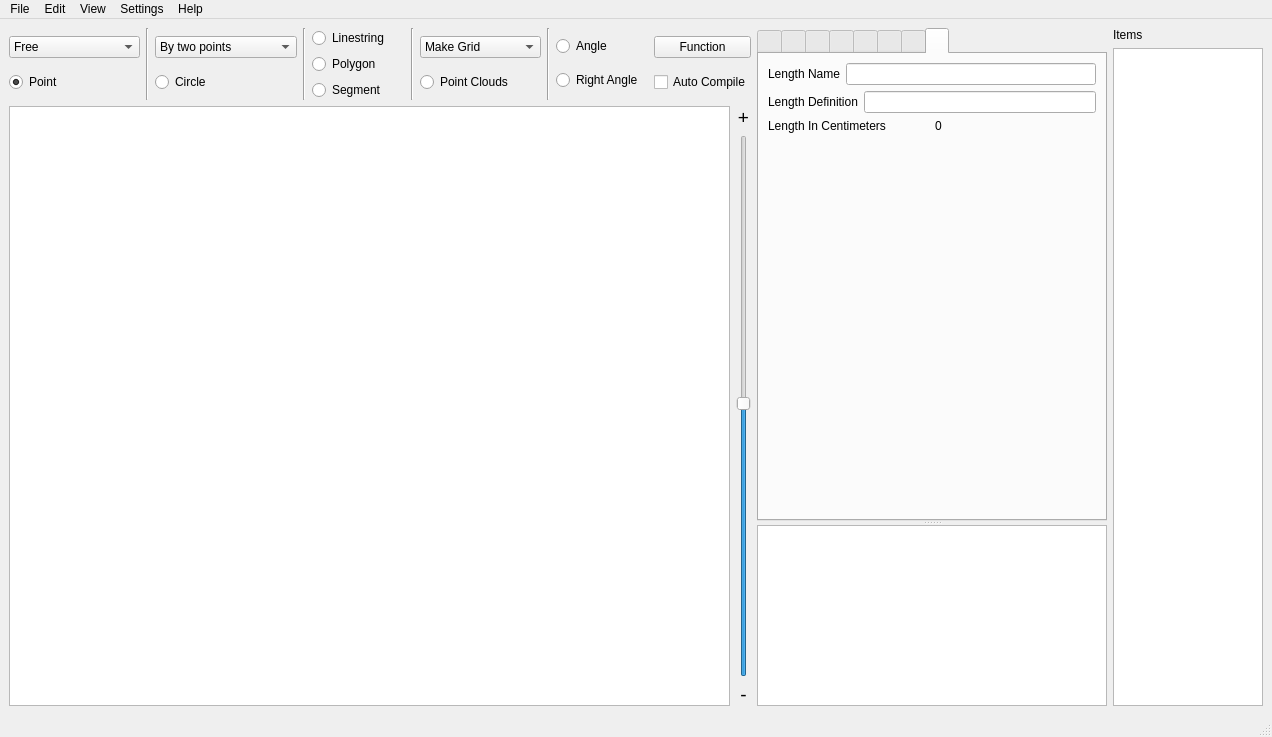
Above: main.ui from csekri/tkzgeom before the change. Below: the same form after it.
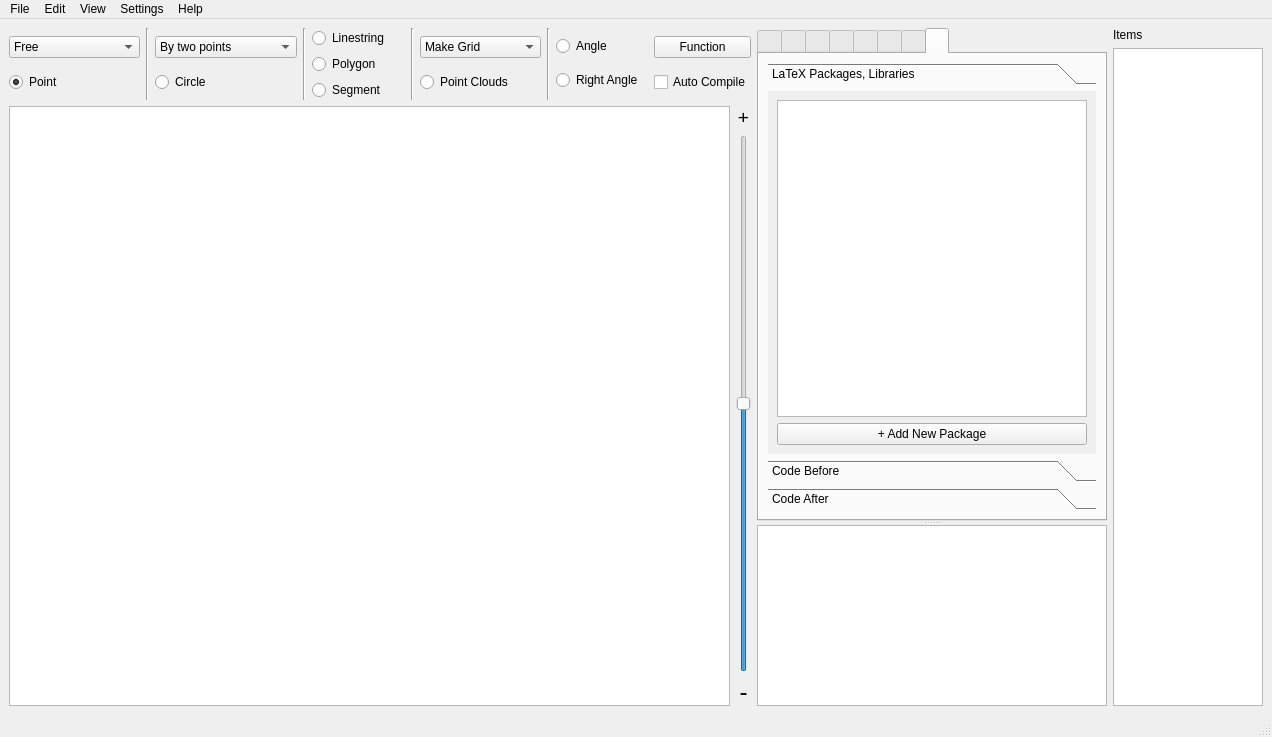
That is the form after the change. The open tabs and pages were chosen to show the change. Icons and pictures are not drawn.

The edit to the form file:
```diff
--- a/main.ui
+++ b/main.ui
@@ -395,8 +395,14 @@
             </item>
             <item>
              <widget class="QSlider" name="zoom_slider">
+              <property name="minimum">
+               <number>-200</number>
+              </property>
+              <property name="maximum">
+               <number>200</number>
+              </property>
               <property name="value">
-               <number>50</number>
+               <number>0</number>
               </property>
               <property name="orientation">
                <enum>Qt::Vertical</enum>
@@ -406,7 +412,7 @@
             <item>
              <widget class="QLabel" name="label_73">
               <property name="text">
-               <string>&lt;html&gt;&lt;head/&gt;&lt;body&gt;&lt;p align=&quot;center&quot;&gt;&lt;span style=&quot; font-size:14pt;&quot;&gt;-&lt;/span&gt;&lt;/p&gt;&lt;/body&gt;&lt;/html&gt;</string>
+               <string>&lt;html&gt;&lt;head/&gt;&lt;body&gt;&lt;p align=&quot;center&quot;&gt;&lt;span style=&quot; font-size:18pt;&quot;&gt;-&lt;/span&gt;&lt;/p&gt;&lt;/body&gt;&lt;/html&gt;</string>
               </property>
              </widget>
             </item>
@@ -10916,63 +10922,90 @@
           </attribute>
           <layout class="QVBoxLayout" name="verticalLayout_14">
            <item>
-            <layout class="QHBoxLayout" name="horizontalLayout_18">
-             <item>
-              <widget class="QLabel" name="label_14">
-               <property name="text">
-                <string>Length Name</string>
-               </property>
-              </widget>
-             </item>
-             <item>
-              <widget class="QLineEdit" name="lineEdit_2"/>
-             </item>
-            </layout>
-           </item>
-           <item>
-            <layout class="QHBoxLayout" name="horizontalLayout_19">
-             <item>
-              <widget class="QLabel" name="label_15">
-               <property name="text">
-                <string>Length Definition</string>
-               </property>
-              </widget>
-             </item>
-             <item>
-              <widget class="QLineEdit" name="lineEdit_3"/>
-             </item>
-            </layout>
-           </item>
-           <item>
-            <layout class="QHBoxLayout" name="horizontalLayout_20">
-             <item>
-              <widget class="QLabel" name="label_16">
-               <property name="text">
-                <string>Length In Centimeters</string>
-               </property>
-              </widget>
-             </item>
-             <item>
-              <widget class="QLabel" name="label_17">
-               <property name="text">
-                <string>0</string>
-               </property>
-              </widget>
-             </item>
-            </layout>
-           </item>
-           <item>
-            <spacer name="verticalSpacer_5">
-             <property name="orientation">
-              <enum>Qt::Vertical</enum>
+            <widget class="QToolBox" name="toolBox_6">
+             <property name="currentIndex">
+              <number>0</number>
              </property>
-             <property name="sizeHint" stdset="0">
-              <size>
-               <width>20</width>
-               <height>40</height>
-              </size>
-             </property>
-            </spacer>
+             <widget class="QWidget" name="page_20">
+              <property name="geometry">
+               <rect>
+                <x>0</x>
+                <y>0</y>
+                <width>326</width>
+                <height>344</height>
+               </rect>
+              </property>
+              <attribute name="label">
+               <string>LaTeX Packages, Libraries</string>
+              </attribute>
+              <layout class="QVBoxLayout" name="verticalLayout_65">
+               <item>
+                <widget class="QListWidget" name="packages_listWidget">
+                 <property name="alternatingRowColors">
+                  <bool>true</bool>
+                 </property>
+                </widget>
+               </item>
+               <item>
+                <widget class="QPushButton" name="packages_add_new">
+                 <property name="text">
+                  <string>+ Add New Package</string>
+                 </property>
+                </widget>
+               </item>
+              </layout>
+             </widget>
+             <widget class="QWidget" name="page_21">
+              <property name="geometry">
+               <rect>
+                <x>0</x>
+                <y>0</y>
+                <width>98</width>
+                <height>118</height>
+               </rect>
+              </property>
+              <attribute name="label">
+               <string>Code Before</string>
+              </attribute>
+              <layout class="QVBoxLayout" name="verticalLayout_63">
+               <item>
+                <widget class="QPlainTextEdit" name="code_before_text"/>
+               </item>
+               <item>
+                <widget class="QPushButton" name="code_before_apply">
+                 <property name="text">
+                  <string>Apply Changes</string>
+                 </property>
+                </widget>
+               </item>
+              </layout>
+             </widget>
+             <widget class="QWidget" name="page_22">
+              <property name="geometry">
+               <rect>
+                <x>0</x>
+                <y>0</y>
+                <width>98</width>
+                <height>118</height>
+               </rect>
+              </property>
+              <attribute name="label">
+               <string>Code After</string>
+              </attribute>
+              <layout class="QVBoxLayout" name="verticalLayout_64">
+               <item>
+                <widget class="QPlainTextEdit" name="code_after_text"/>
+               </item>
+               <item>
+                <widget class="QPushButton" name="code_after_apply">
+                 <property name="text">
+                  <string>Apply Changes</string>
+                 </property>
+                </widget>
+               </item>
+              </layout>
+             </widget>
+            </widget>
            </item>
           </layout>
          </widget>
```
Left out of the diff: 96 changed lines with no effect on the pictures.
